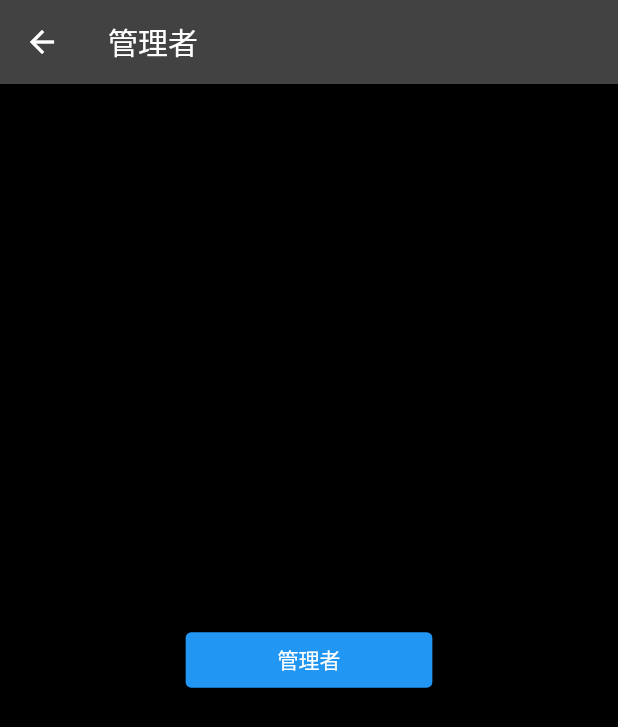
After one commit to Haru-Kobayashi073/SNS-For-Gamers, a Flutter app: the AdminPage screen opened directly, on a phone screen of 412 x 824 dp. The commit adds this screen. Shown: the top 727 px of the screen. Run offline on Flutter 3.47's test engine with Material 2 defaults, Android fonts, the phone set to English and light mode, and no system bars; our stand-ins replace cloud_firestore, firebase_auth, firebase_core, firebase_storage, flash, flutter_riverpod and 5 more; accounts and stored records are empty.

Commit message:
管理者権限を付与

```diff
--- a/lib/constants/routes.dart
+++ b/lib/constants/routes.dart
@@ -5,6 +5,7 @@ import 'package:sns_vol2/domain/firestore_user/firestore_user.dart';
 import 'package:sns_vol2/main.dart';
 import 'package:sns_vol2/models/main_model.dart';
 import 'package:sns_vol2/views/account_page.dart';
+import 'package:sns_vol2/views/admin_page.dart';
 import 'package:sns_vol2/views/main/passive_user_profle_page.dart';
 import 'package:sns_vol2/views/signup_page.dart';
 import 'package:sns_vol2/views/login_page.dart';
@@ -36,3 +37,6 @@ void toPassiveUserProfilePagepPage(
                   passiveUser: passiveUser,
                   mainModel: mainModel,
                 )));
+
+void toAdminpPage({required BuildContext context}) => Navigator.push(
+    context, MaterialPageRoute(builder: (context) => AdminPage()));
--- a/lib/constants/strings.dart
+++ b/lib/constants/strings.dart
@@ -8,6 +8,7 @@ const String cropperTitle = 'クロッパー';
 const String accountTitle = 'アカウント';
 const String themeTitle = 'テーマ';
 const String passiveUserProfileTitle = 'プロフィール';
+const String adminTitle = '管理者';
 // texts
 const String mailAddressText = "メールアドレス";
 const String passwordText = "パスワード";
--- a/lib/domain/firestore_user/firestore_user.dart
+++ b/lib/domain/firestore_user/firestore_user.dart
@@ -17,6 +17,8 @@ abstract class FirestoreUser with _$FirestoreUser {
     required int followerCount,
     required int followingCount,
 
+    required bool isAdmin,
+
     required String email,
     required String userName,
     required String userImageURL,
--- /dev/null
+++ b/lib/models/admin_model.dart
@@ -0,0 +1,14 @@
+//flutter
+import 'package:flutter/material.dart';
+//packages
+import 'package:flutter_riverpod/flutter_riverpod.dart';
+import 'package:sns_vol2/views/login_page.dart';
+
+final adminProvider = ChangeNotifierProvider((ref) => AdminModel());
+
+class AdminModel extends ChangeNotifier {
+
+  Future<void> admin() async {
+    //管理者だけにできる処理
+  }
+}
--- a/lib/models/signup_model.dart
+++ b/lib/models/signup_model.dart
@@ -35,6 +35,7 @@ class SignUpModel extends ChangeNotifier {
       userImageURL: '',
       followerCount: 0,
       followingCount: 0,
+      isAdmin: false,
       uid: uid,
       email: email,
       createdAt: now,
--- /dev/null
+++ b/lib/views/admin_page.dart
@@ -0,0 +1,35 @@
+//flutter
+import 'package:flutter/material.dart';
+import 'package:flutter_riverpod/flutter_riverpod.dart';
+//package
+import 'package:riverpod/riverpod.dart';
+import 'package:sns_vol2/constants/strings.dart';
+import 'package:sns_vol2/details/rounded_button.dart';
+import 'package:sns_vol2/models/admin_model.dart';
+
+class AdminPage extends ConsumerWidget {
+  const AdminPage({Key? key}) : super(key: key);
+
+  @override
+  Widget build(BuildContext context, WidgetRef ref) {
+    final AdminModel adminModel = ref.watch(adminProvider);
+
+    return Scaffold(
+      appBar: AppBar(
+        title: const Text(adminTitle),
+      ),
+      body: Column(
+        mainAxisAlignment: MainAxisAlignment.center,
+        children: [
+          Center(
+            child: RoundedButton(
+                onPressed: () async => await adminModel.admin(),
+                widthRate: 0.4,
+                color: Colors.blue,
+                text: adminTitle),
+          )
+        ],
+      ),
+    );
+  }
+}
```
Also changed, not shown: lib/details/sns_drawer.dart (+6 -2 lines), lib/domain/firestore_user/firestore_user.freezed.dart, lib/domain/firestore_user/firestore_user.g.dart, 1 other file.
